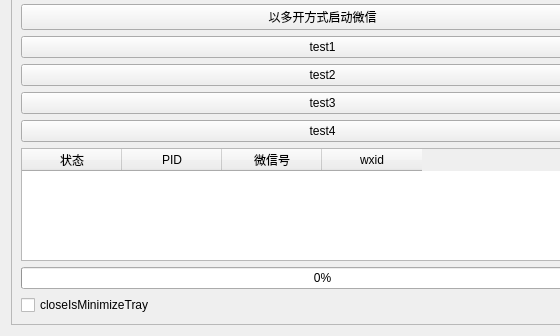
Qt form src/wxbox/ui/mainwindow.ui (12CrazyPaul21/WxBox) before a commit; both pictures show x 0 to 560 and y 81 to 417 of the 645 by 417 pixel window.
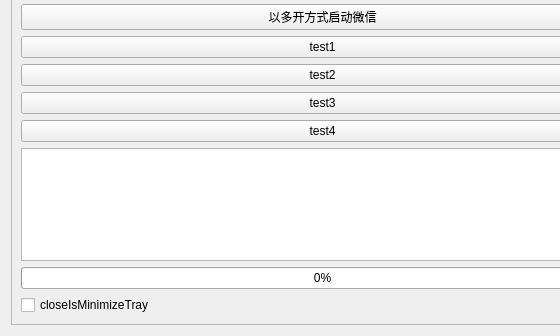
The same form after that commit.

The edit to the form file:
```diff
--- a/src/wxbox/ui/mainwindow.ui
+++ b/src/wxbox/ui/mainwindow.ui
@@ -73,28 +73,7 @@
        </widget>
       </item>
       <item>
-       <widget class="QTableWidget" name="tableWidget">
-        <column>
-         <property name="text">
-          <string>状态</string>
-         </property>
-        </column>
-        <column>
-         <property name="text">
-          <string>PID</string>
-         </property>
-        </column>
-        <column>
-         <property name="text">
-          <string>微信号</string>
-         </property>
-        </column>
-        <column>
-         <property name="text">
-          <string>wxid</string>
-         </property>
-        </column>
-       </widget>
+       <widget class="QTableView" name="viewWeChatStatus"/>
       </item>
       <item>
        <widget class="QProgressBar" name="progressBar">
```
